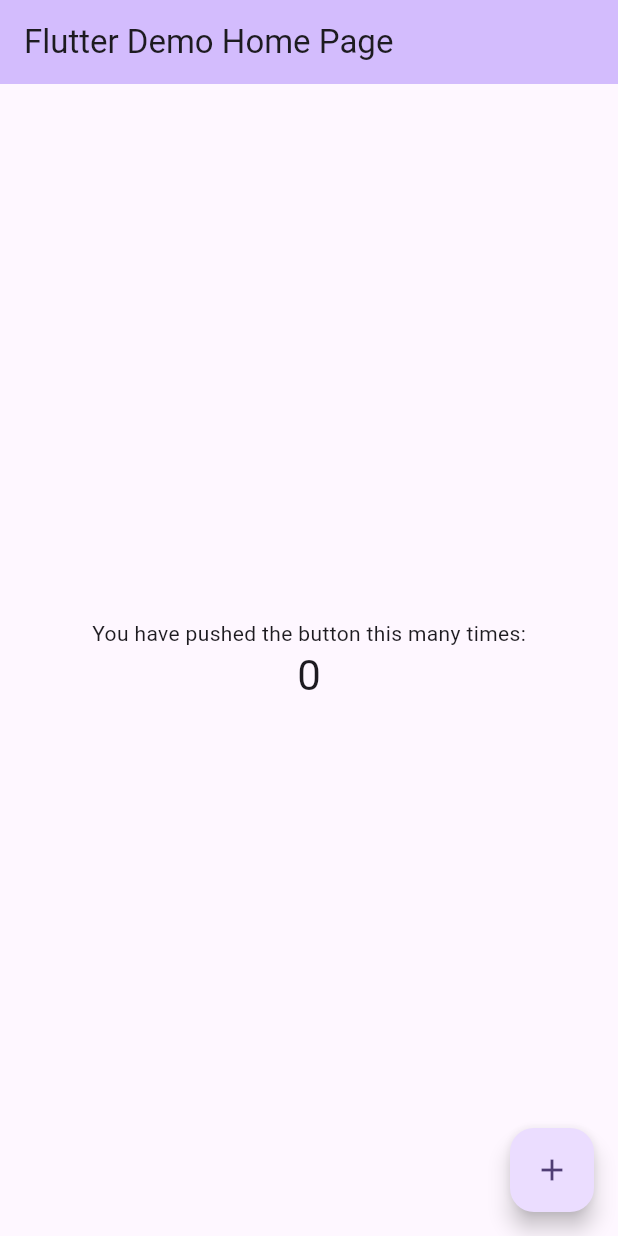
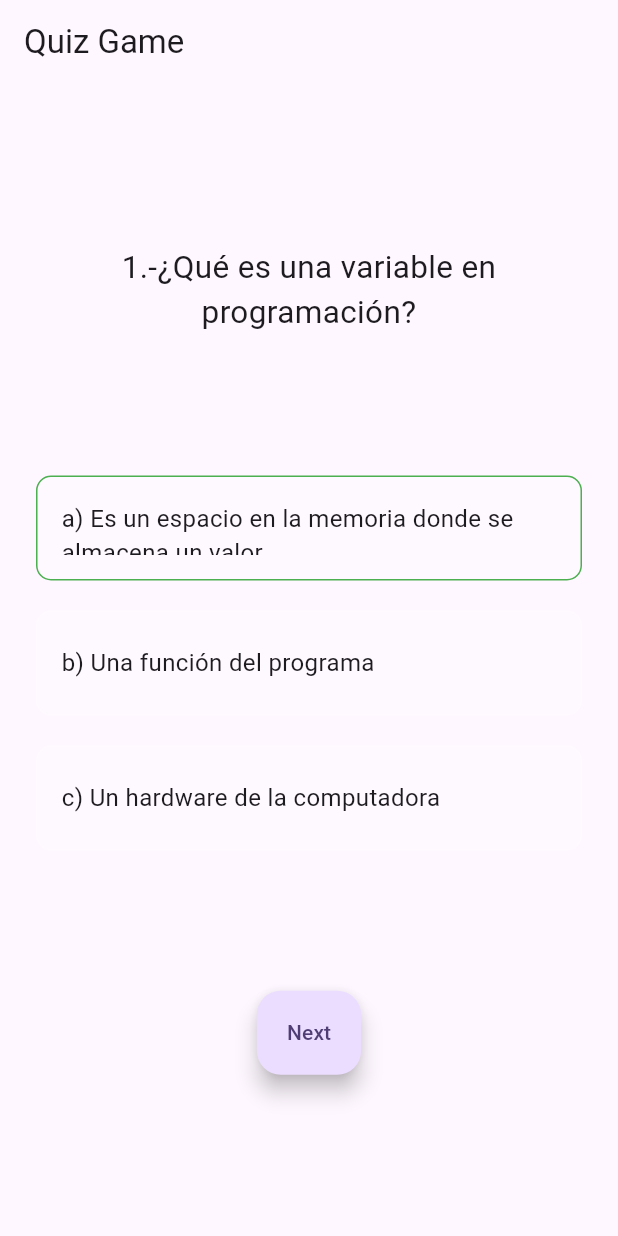
Before and after one commit to cartveroj/flutter_quizz, a Flutter app: the screen it shows after launch, on a phone screen of 412 x 824 dp. Run offline on Flutter 3.47's test engine with Material 3 defaults, Android fonts, the phone set to English and light mode, and no system bars.

Commit message:
avance quiz page

```diff
--- a/quizz_app/lib/main.dart
+++ b/quizz_app/lib/main.dart
@@ -1,4 +1,5 @@
 import 'package:flutter/material.dart';
+import 'package:quizz_app/pages/quizz_page.dart';
 
 void main() {
   runApp(const MyApp());
@@ -13,113 +14,10 @@ class MyApp extends StatelessWidget {
     return MaterialApp(
       title: 'Flutter Demo',
       theme: ThemeData(
-        // This is the theme of your application.
-        //
-        // TRY THIS: Try running your application with "flutter run". You'll see
-        // the application has a blue toolbar. Then, without quitting the app,
-        // try changing the seedColor in the colorScheme below to Colors.green
-        // and then invoke "hot reload" (save your changes or press the "hot
-        // reload" button in a Flutter-supported IDE, or press "r" if you used
-        // the command line to start the app).
-        //
-        // Notice that the counter didn't reset back to zero; the application
-        // state is not lost during the reload. To reset the state, use hot
-        // restart instead.
-        //
-        // This works for code too, not just values: Most code changes can be
-        // tested with just a hot reload.
         colorScheme: ColorScheme.fromSeed(seedColor: Colors.deepPurple),
         useMaterial3: true,
       ),
-      home: const MyHomePage(title: 'Flutter Demo Home Page'),
+      home: const QuizzPage(),
     );
   }
 }
-
-class MyHomePage extends StatefulWidget {
-  const MyHomePage({super.key, required this.title});
-
-  // This widget is the home page of your application. It is stateful, meaning
-  // that it has a State object (defined below) that contains fields that affect
-  // how it looks.
-
-  // This class is the configuration for the state. It holds the values (in this
-  // case the title) provided by the parent (in this case the App widget) and
-  // used by the build method of the State. Fields in a Widget subclass are
-  // always marked "final".
-
-  final String title;
-
-  @override
-  State<MyHomePage> createState() => _MyHomePageState();
-}
-
-class _MyHomePageState extends State<MyHomePage> {
-  int _counter = 0;
-
-  void _incrementCounter() {
-    setState(() {
-      // This call to setState tells the Flutter framework that something has
-      // changed in this State, which causes it to rerun the build method below
-      // so that the display can reflect the updated values. If we changed
-      // _counter without calling setState(), then the build method would not be
-      // called again, and so nothing would appear to happen.
-      _counter++;
-    });
-  }
-
-  @override
-  Widget build(BuildContext context) {
-    // This method is rerun every time setState is called, for instance as done
-    // by the _incrementCounter method above.
-    //
-    // The Flutter framework has been optimized to make rerunning build methods
-    // fast, so that you can just rebuild anything that needs updating rather
-    // than having to individually change instances of widgets.
-    return Scaffold(
-      appBar: AppBar(
-        // TRY THIS: Try changing the color here to a specific color (to
-        // Colors.amber, perhaps?) and trigger a hot reload to see the AppBar
-        // change color while the other colors stay the same.
-        backgroundColor: Theme.of(context).colorScheme.inversePrimary,
-        // Here we take the value from the MyHomePage object that was created by
-        // the App.build method, and use it to set our appbar title.
-        title: Text(widget.title),
-      ),
-      body: Center(
-        // Center is a layout widget. It takes a single child and positions it
-        // in the middle of the parent.
-        child: Column(
-          // Column is also a layout widget. It takes a list of children and
-          // arranges them vertically. By default, it sizes itself to fit its
-          // children horizontally, and tries to be as tall as its parent.
-          //
-          // Column has various properties to control how it sizes itself and
-          // how it positions its children. Here we use mainAxisAlignment to
-          // center the children vertically; the main axis here is the vertical
-          // axis because Columns are vertical (the cross axis would be
-          // horizontal).
-          //
-          // TRY THIS: Invoke "debug painting" (choose the "Toggle Debug Paint"
-          // action in the IDE, or press "p" in the console), to see the
-          // wireframe for each widget.
-          mainAxisAlignment: MainAxisAlignment.center,
-          children: <Widget>[
-            const Text(
-              'You have pushed the button this many times:',
-            ),
-            Text(
-              '$_counter',
-              style: Theme.of(context).textTheme.headlineMedium,
-            ),
-          ],
-        ),
-      ),
-      floatingActionButton: FloatingActionButton(
-        onPressed: _incrementCounter,
-        tooltip: 'Increment',
-        child: const Icon(Icons.add),
-      ), // This trailing comma makes auto-formatting nicer for build methods.
-    );
-  }
-}
--- /dev/null
+++ b/quizz_app/lib/model/list_questions.dart
@@ -0,0 +1,29 @@
+import 'package:quizz_app/model/questions.dart';
+
+const List<Question> questions = [
+  Question(
+      correctAnswerIndex: 0,
+      question: '1.-¿Qué es una variable en programación?',
+      options: [
+        'a) Es un espacio en la memoria donde se almacena un valor',
+        'b) Una función del programa',
+        'c) Un hardware de la computadora',
+      ]),
+  Question(
+      correctAnswerIndex: 2,
+      question:
+          '2.-¿Cuál es la diferencia entre un lenguaje de programación de alto nivel y uno de bajo nivel?',
+      options: [
+        'a) Los de bajo nivel se ejecutan más rápido',
+        'b) Los de alto nivel son más difíciles de aprender',
+        'c) Los de alto nivel son más cercanos al lenguaje humano',
+      ]),
+  Question(
+      correctAnswerIndex: 1,
+      question: '3.-¿Qué es una función en programación?',
+      options: [
+        'a) Un hardware de la computadora',
+        'b) Una secuencia de instrucciones que realiza una tarea específica',
+        'c) Una estructura de datos',
+      ]),
+];
--- /dev/null
+++ b/quizz_app/lib/model/questions.dart
@@ -0,0 +1,11 @@
+class Question {
+  final String question;
+  final List<String> options;
+  final int correctAnswerIndex;
+
+  const Question({
+    required this.correctAnswerIndex,
+    required this.question,
+    required this.options,
+  });
+}
--- a/quizz_app/lib/pages/quizz_page.dart
+++ b/quizz_app/lib/pages/quizz_page.dart
@@ -0,0 +1,86 @@
+import 'package:flutter/material.dart';
+import 'package:quizz_app/model/list_questions.dart';
+import 'package:quizz_app/pages/result_page.dart';
+import 'package:quizz_app/widgets/answer_card.dart';
+
+class QuizzPage extends StatefulWidget {
+  const QuizzPage({super.key});
+
+  @override
+  State<QuizzPage> createState() => _QuizzPageState();
+}
+
+class _QuizzPageState extends State<QuizzPage> {
+  int? selectedAnswerIndex;
+  int questionIndex = 0;
+  int score = 0;
+
+  void pickedAnswerQuestion(int value) {
+    selectedAnswerIndex = value;
+    final question = questions[questionIndex];
+    if (selectedAnswerIndex == question.correctAnswerIndex) {
+      score++;
+    }
+    setState(() {});
+  }
+
+  void goToNextQuestion() {
+    if (questionIndex < questions.length - 1) {
+      questionIndex++;
+      selectedAnswerIndex = null;
+    }
+    setState(() {});
+  }
+
+  @override
+  Widget build(BuildContext context) {
+    final pregunta = questions[0];
+    bool isLastQuestion = questionIndex == questions.length - 1;
+    return Scaffold(
+      appBar: AppBar(title: const Text('Quiz Game')),
+      body: Padding(
+        padding: const EdgeInsets.all(24.0),
+        child: Column(
+          mainAxisAlignment: MainAxisAlignment.spaceEvenly,
+          children: [
+            Text(
+              pregunta.question,
+              style: const TextStyle(
+                fontSize: 21,
+              ),
+              textAlign: TextAlign.center,
+            ),
+            ListView.builder(
+                shrinkWrap: true,
+                itemCount: pregunta.options.length,
+                itemBuilder: (context, index) {
+                  return GestureDetector(
+                    onTap: selectedAnswerIndex == null
+                        ? () => pickedAnswerQuestion(index)
+                        : null,
+                    child: AnswerCard(
+                        question: pregunta.options[index],
+                        isSelected: false,
+                        currentIndex: index,
+                        correctAnswerIndex: pregunta.correctAnswerIndex,
+                        selectedAnswerIndex: 0),
+                  );
+                }),
+            isLastQuestion
+                ? FloatingActionButton.extended(
+                    onPressed: () {
+                      Navigator.of(context).pushReplacement(
+                          MaterialPageRoute(builder: (_) => ResultPage()));
+                    },
+                    label: const Text("Finish"))
+                : FloatingActionButton.extended(
+                    onPressed: () {
+                      selectedAnswerIndex != null ? goToNextQuestion() : null;
+                    },
+                    label: const Text("Next"))
+          ],
+        ),
+      ),
+    );
+  }
+}
--- /dev/null
+++ b/quizz_app/lib/pages/result_page.dart
@@ -0,0 +1,18 @@
+import 'package:flutter/material.dart';
+
+class ResultPage extends StatefulWidget {
+  const ResultPage({super.key});
+
+  @override
+  State<StatefulWidget> createState() => _ResultPageState();
+}
+
+class _ResultPageState extends State<ResultPage> {
+  @override
+  Widget build(BuildContext context) {
+    // TODO: implement build
+    return Scaffold(
+      appBar: AppBar(title: const Text('results Game')),
+    );
+  }
+}
--- /dev/null
+++ b/quizz_app/lib/widgets/answer_card.dart
@@ -0,0 +1,100 @@
+import 'package:flutter/material.dart';
+
+class AnswerCard extends StatelessWidget {
+  const AnswerCard({
+    super.key,
+    required this.question,
+    required this.isSelected,
+    required this.currentIndex,
+    required this.correctAnswerIndex,
+    required this.selectedAnswerIndex,
+  });
+
+  final String question;
+  final bool isSelected;
+  final int? currentIndex;
+  final int? correctAnswerIndex;
+  final int? selectedAnswerIndex;
+
+  @override
+  Widget build(BuildContext context) {
+    bool isCorrectAnswer = currentIndex == correctAnswerIndex;
+    bool isWrongAnswer = !isCorrectAnswer && isSelected;
+
+    return Padding(
+      padding: const EdgeInsets.symmetric(
+        vertical: 10.0,
+      ),
+      child: selectedAnswerIndex != null
+          ? Container(
+              height: 70,
+              padding: const EdgeInsets.all(16.0),
+              decoration: BoxDecoration(
+                  color: Colors.white10,
+                  borderRadius: BorderRadius.circular(10),
+                  border: Border.all(
+                      color: isCorrectAnswer
+                          ? Colors.green
+                          : isWrongAnswer
+                              ? Colors.red
+                              : Colors.white24)),
+              child: Row(
+                children: [
+                  Expanded(
+                      child: Text(
+                    question,
+                    style: const TextStyle(
+                      fontSize: 16,
+                    ),
+                  ))
+                ],
+              ),
+            )
+          : Container(
+              height: 70,
+              padding: const EdgeInsets.all(16.0),
+              decoration: BoxDecoration(
+                  color: Colors.white10,
+                  borderRadius: BorderRadius.circular(10),
+                  border: Border.all(
+                    color: Colors.white24,
+                  )),
+              child: Row(
+                children: [
+                  Expanded(
+                      child: Text(
+                    question,
+                    style: const TextStyle(
+                      fontSize: 16,
+                    ),
+                  )),
+                  const SizedBox(height: 10),
+                  isCorrectAnswer
+                      ? buildCorrectIcon()
+                      : isWrongAnswer
+                          ? buildWrongIcon()
+                          : const SizedBox.shrink()
+                ],
+              ),
+            ),
+    );
+  }
+}
+
+Widget buildCorrectIcon() => const CircleAvatar(
+      radius: 15,
+      backgroundColor: Colors.green,
+      child: Icon(
+        Icons.check,
+        color: Colors.white,
+      ),
+    );
+
+Widget buildWrongIcon() => const CircleAvatar(
+      radius: 15,
+      backgroundColor: Colors.red,
+      child: Icon(
+        Icons.check,
+        color: Colors.white,
+      ),
+    );
```
